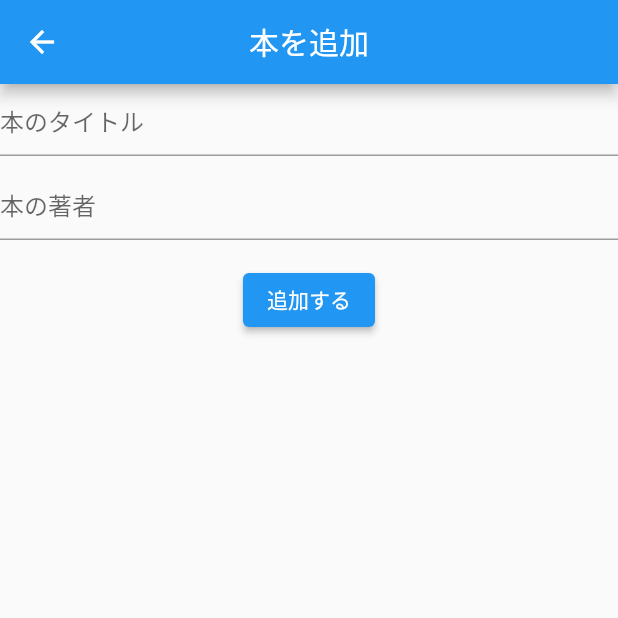
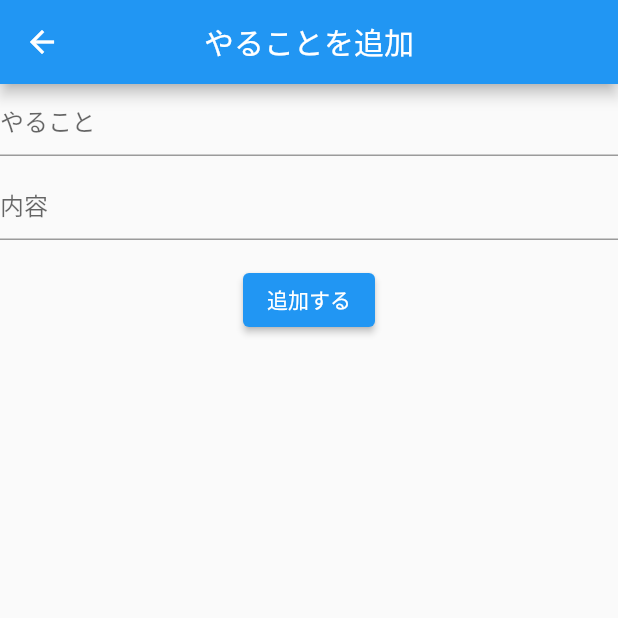
Before and after one commit to kame22max/model_s5, a Flutter app: the AddBookPage screen opened directly, on a phone screen of 412 x 824 dp, the top half of it. Run offline on Flutter 3.47's test engine with Material 2 defaults, Android fonts, the phone set to English and light mode, and no system bars; our stand-ins replace cloud_firestore, firebase_core, flutter_slidable, google_fonts, settings_ui; accounts and stored records are empty.

Commit message:
first commit

```diff
--- a/lib/add_book/add_book_model.dart
+++ b/lib/add_book/add_book_model.dart
@@ -8,10 +8,10 @@ class AddBookModel extends ChangeNotifier {
 
   Future addbook() async {
     if (title == null || title == "") {
-      throw '本のタイトルが入力されていません';
+      throw 'やることが入力されていません';
     }
     if (author == null || author == "") {
-      throw '本の著者が入力されていません。';
+      throw '内容が入力されていません。';
     }
     //firebaseに追加
     await FirebaseFirestore.instance.collection('books').add(
--- a/lib/add_book/add_book_page.dart
+++ b/lib/add_book/add_book_page.dart
@@ -10,14 +10,14 @@ class AddBookPage extends StatelessWidget {
       child: Scaffold(
         appBar: AppBar(
           centerTitle: true,
-          title: const Text('本を追加'),
+          title: const Text('やることを追加'),
         ),
         body: Center(
           child: Consumer<AddBookModel>(builder: (context, model, child) {
             return Column(
               children: [
                 TextField(
-                  decoration: const InputDecoration(hintText: '本のタイトル'),
+                  decoration: const InputDecoration(hintText: 'やること'),
                   onChanged: (text) {
                     model.title = text;
                   },
@@ -26,7 +26,7 @@ class AddBookPage extends StatelessWidget {
                   height: 8,
                 ),
                 TextField(
-                  decoration: const InputDecoration(hintText: '本の著者'),
+                  decoration: const InputDecoration(hintText: '内容'),
                   onChanged: (text) {
                     model.author = text;
                   },
--- a/lib/book_list/book_list_page.dart
+++ b/lib/book_list/book_list_page.dart
@@ -4,7 +4,6 @@ import 'package:model_s4/book_list/book_list_model.dart';
 import 'package:model_s4/domain/book.dart';
 import 'package:provider/provider.dart';
 import 'package:flutter_slidable/flutter_slidable.dart';
-
 import '../edit_book/edit_book_page.dart';
 
 class BookListPage extends StatelessWidget {
@@ -19,7 +18,7 @@ class BookListPage extends StatelessWidget {
         key: scaffoldMessengerKey,
         child: Scaffold(
           appBar: AppBar(
-            title: const Text("本一覧"),
+            title: const Text("やることリスト"),
             centerTitle: true,
           ),
           body: Consumer<BookListModel>(
@@ -163,7 +162,7 @@ class BookListPage extends StatelessWidget {
                     var snackBar = const SnackBar(
                       backgroundColor: Colors.green,
                       content: Text(
-                        '本を追加しました',
+                        'やることを追加しました',
                         textAlign: TextAlign.center,
                       ),
                     );
--- a/lib/edit_book/edit_book_page.dart
+++ b/lib/edit_book/edit_book_page.dart
@@ -18,7 +18,7 @@ class EditBookPage extends StatelessWidget {
           centerTitle: true,
           // backgroundColor: Colors.transparent,
           // elevation: 0,
-          title: const Text('本を編集'),
+          title: const Text('やることを編集'),
         ),
         body: Center(
           child: Consumer<EditBookModel>(builder: (context, model, child) {
@@ -26,7 +26,7 @@ class EditBookPage extends StatelessWidget {
               children: [
                 TextField(
                   controller: model.titleController,
-                  decoration: const InputDecoration(hintText: '本のタイトル'),
+                  decoration: const InputDecoration(hintText: 'やること'),
                   onChanged: (text) {
                     model.setTitle(text);
                   },
@@ -36,7 +36,7 @@ class EditBookPage extends StatelessWidget {
                 ),
                 TextField(
                   controller: model.authorController,
-                  decoration: const InputDecoration(hintText: '本の著者'),
+                  decoration: const InputDecoration(hintText: '内容'),
                   onChanged: (text) {
                     model.setAuthor(text);
                   },
--- a/lib/main.dart
+++ b/lib/main.dart
@@ -1,5 +1,5 @@
 import 'package:flutter/material.dart';
-import 'package:model_s4/login.dart';
+import 'package:model_s4/book_list/book_list_page.dart';
 import 'package:firebase_core/firebase_core.dart';
 
 void main() async {
@@ -19,7 +19,7 @@ class MyApp extends StatelessWidget {
       darkTheme: ThemeData.light(), // ダーク用テーマ
       themeMode: ThemeMode.system, // モードをシステム設定にする
       title: 'BookListSample',
-      home: Login(),
+      home: BookListPage(),
     );
   }
 
```
